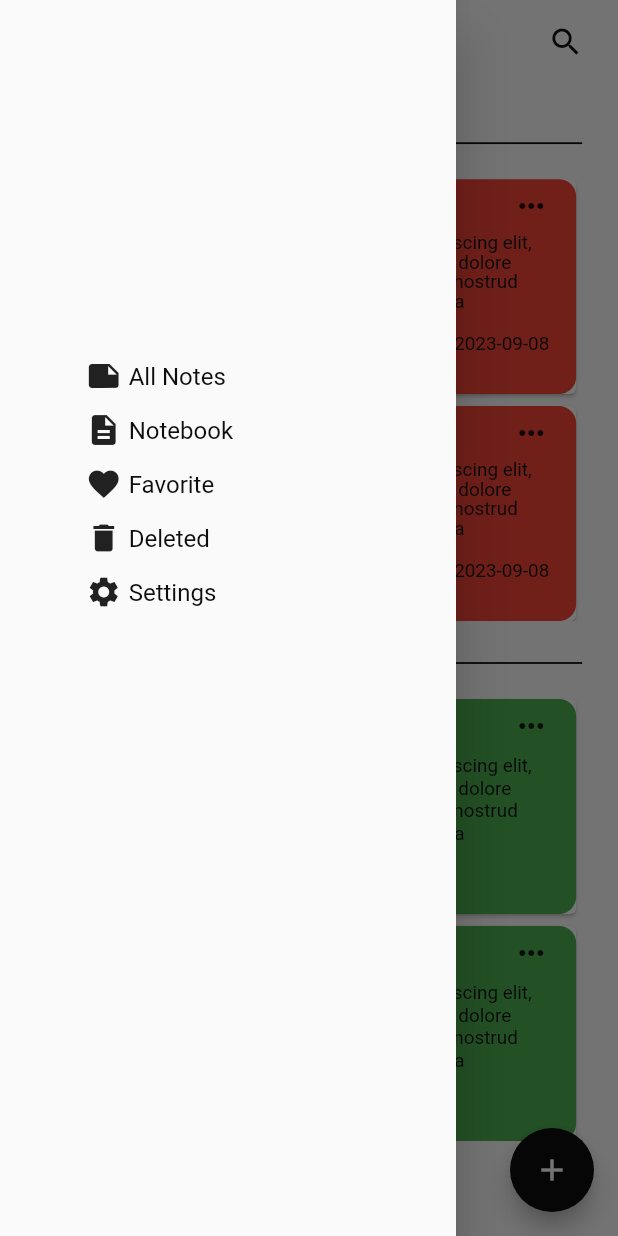
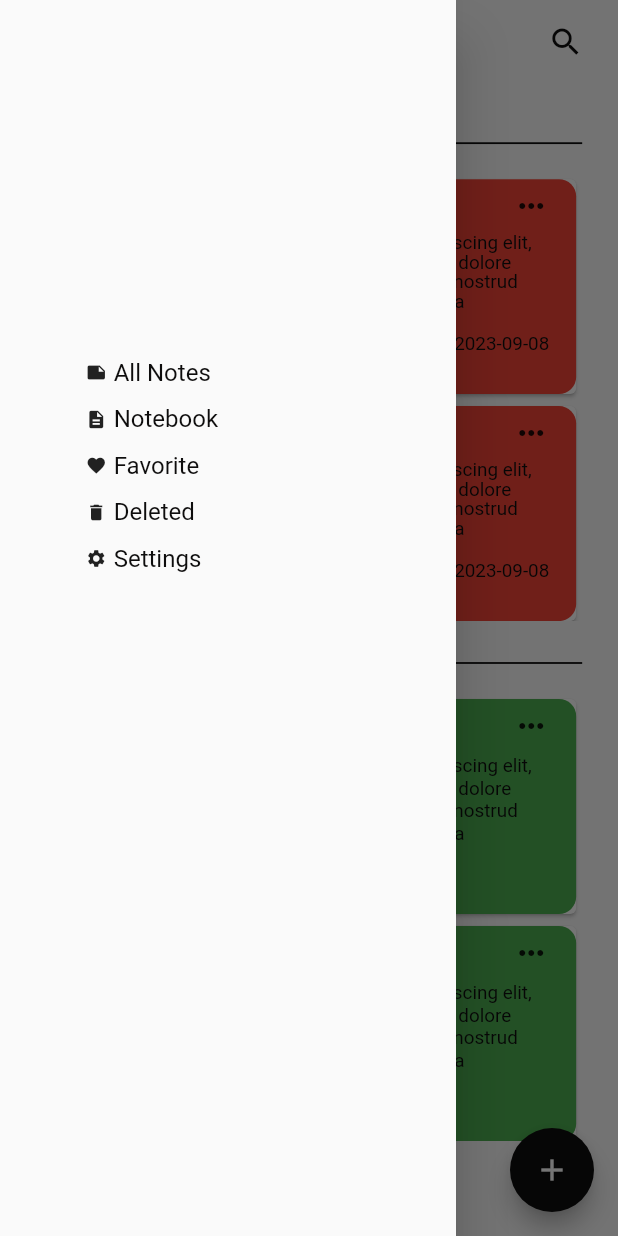
Before and after one commit to DreXuri/notepad, a Flutter app: the screen it shows after launch, with the side drawer open, on a phone screen of 412 x 824 dp. Run offline on Flutter 3.47's test engine with Material 2 defaults, Android fonts, the phone set to English and light mode, and no system bars; our stand-ins replace flutter_riverpod, flutter_screenutil, freezed_annotation, google_fonts, page_transition, sqflite; accounts and stored records are empty.

Commit message:
fix icon size

```diff
--- a/lib/sections/homepage/widget/row_list.dart
+++ b/lib/sections/homepage/widget/row_list.dart
@@ -21,7 +21,7 @@ class RowList extends StatelessWidget {
       onTap: onTap,
       child: Row(
         children: [
-          Icon(icon),
+          Icon(icon, size: 14),
           vSpace(width: 4.w),
           CustomText(
             data: text,
```
